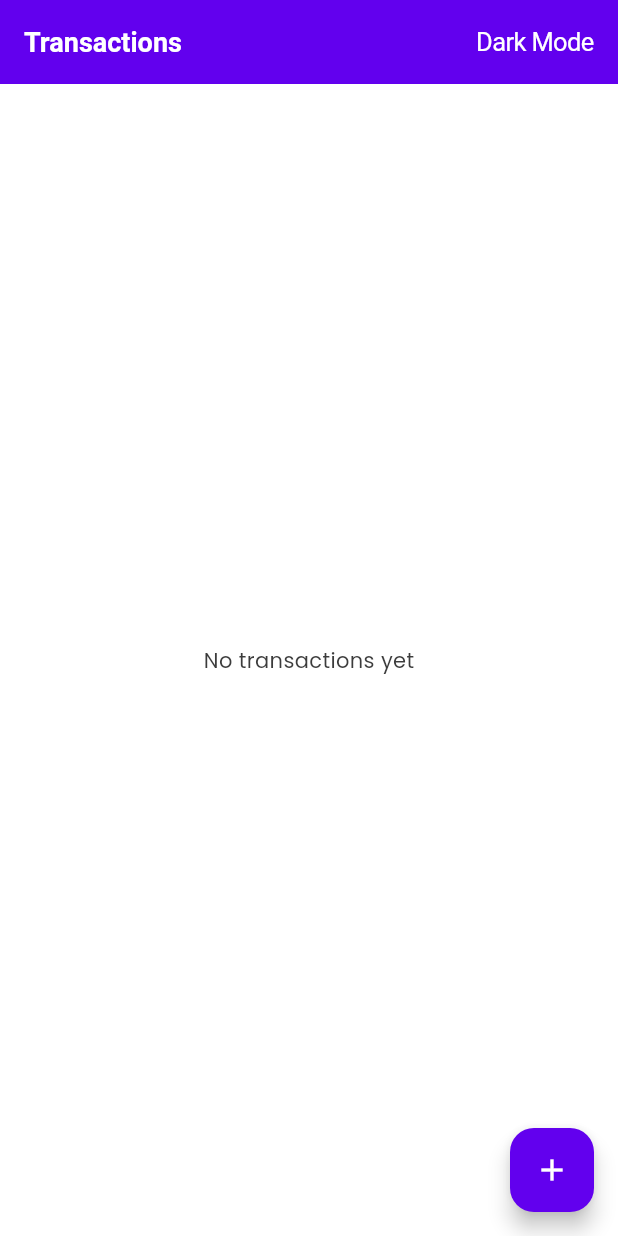
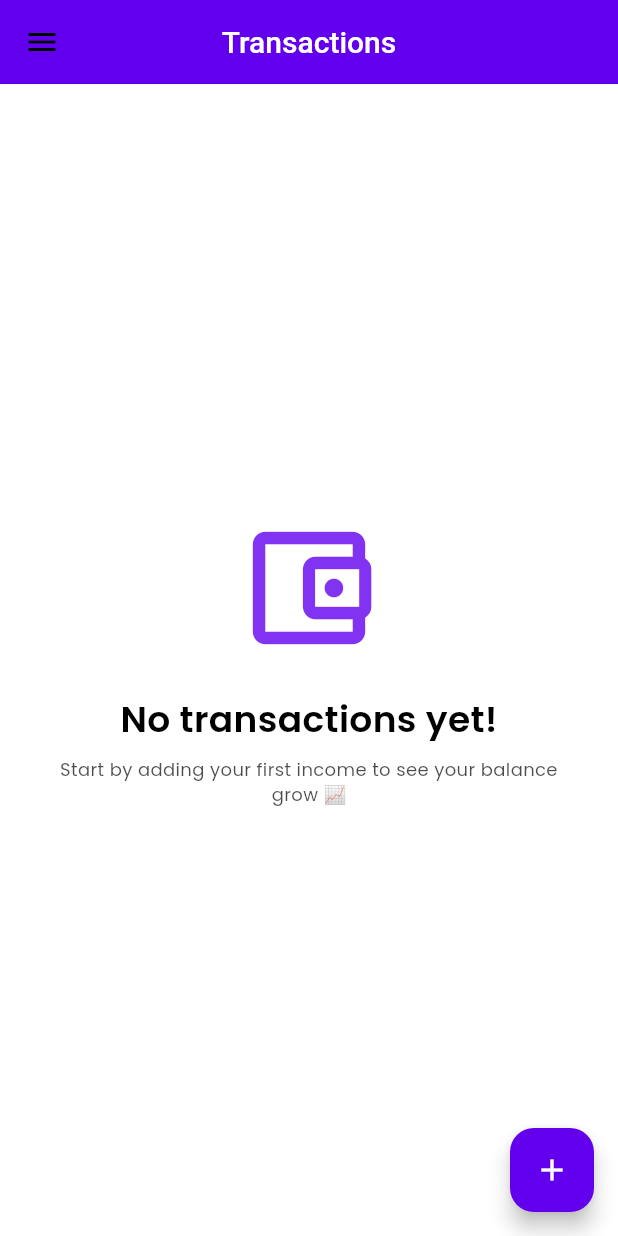
Before and after one commit to Umer-Ahsan/kuvaka_expense_tracker, a Flutter app: the screen it shows after launch, on a phone screen of 412 x 824 dp. Run offline on Flutter 3.47's test engine with Material 3 defaults, Android fonts, the light colour scheme and no system bars; our stand-ins replace device_preview, flutter_slidable, hive, hive_flutter, syncfusion_flutter_charts; accounts and stored records are empty.

Commit message:
Feat:Added undo functionality, and some ui enhancements, added custom button, textfield, and styles

```diff
--- /dev/null
+++ b/lib/constants/styles.dart
@@ -0,0 +1,64 @@
+import 'package:flutter/material.dart';
+
+class AppStyles {
+  static const TextStyle f10w300 = TextStyle(
+    fontSize: 10,
+    fontWeight: FontWeight.w300,
+  );
+  static const TextStyle f12w400 = TextStyle(
+    fontSize: 12,
+    fontWeight: FontWeight.w400,
+  );
+  static const TextStyle f14w500 = TextStyle(
+    fontSize: 14,
+    fontWeight: FontWeight.w500,
+  );
+  static const TextStyle f14w400 = TextStyle(
+    fontSize: 14,
+    fontWeight: FontWeight.w400,
+  );
+  static const TextStyle f16w400 = TextStyle(
+    fontSize: 16,
+    fontWeight: FontWeight.w400,
+  );
+  static const TextStyle f16w600 = TextStyle(
+    fontSize: 16,
+    fontWeight: FontWeight.w600,
+  );
+  static const TextStyle f18w400 = TextStyle(
+    fontSize: 18,
+    fontWeight: FontWeight.w400,
+  );
+  static const TextStyle f20w600 = TextStyle(
+    fontSize: 20,
+    fontWeight: FontWeight.w600,
+  );
+  static const TextStyle f20w500 = TextStyle(
+    fontSize: 20,
+    fontWeight: FontWeight.w500,
+  );
+  static const TextStyle f20w400 = TextStyle(
+    fontSize: 20,
+    fontWeight: FontWeight.w400,
+  );
+  static const TextStyle f24w400 = TextStyle(
+    fontSize: 24,
+    fontWeight: FontWeight.w400,
+  );
+  static const TextStyle f24w500 = TextStyle(
+    fontSize: 24,
+    fontWeight: FontWeight.w500,
+  );
+  static const TextStyle f24w600 = TextStyle(
+    fontSize: 24,
+    fontWeight: FontWeight.w600,
+  );
+  static const TextStyle f32w500 = TextStyle(
+    fontSize: 32,
+    fontWeight: FontWeight.w500,
+  );
+  static const TextStyle f40w700 = TextStyle(
+    fontSize: 40,
+    fontWeight: FontWeight.w700,
+  );
+}
--- a/lib/constants/themes.dart
+++ b/lib/constants/themes.dart
@@ -8,8 +8,8 @@ class AppThemes {
     onPrimary: Colors.white,
     secondary: AppColors.secondaryColor,
     onSecondary: Colors.white,
-    background: AppColors.backgroundColorLight,
-    onBackground: AppColors.textColorLight,
+    // background: AppColors.backgroundColorLight,
+    // onBackground: AppColors.textColorLight,
     surface: Colors.white,
     onSurface: AppColors.textColorLight,
     error: Colors.red,
@@ -22,8 +22,8 @@ class AppThemes {
     onPrimary: Colors.white,
     secondary: AppColors.secondaryColor,
     onSecondary: Colors.black,
-    background: AppColors.backgroundColorDark,
-    onBackground: AppColors.textColorDark,
+    // background: AppColors.backgroundColorDark,
+    // onBackground: AppColors.textColorDark,
     surface: const Color(0xFF1E1E1E),
     onSurface: AppColors.textColorDark,
     error: Colors.redAccent,
--- a/lib/features/transactions/view/transaction_screen.dart
+++ b/lib/features/transactions/view/transaction_screen.dart
@@ -1,24 +1,33 @@
 import 'package:flutter/cupertino.dart';
 import 'package:flutter/material.dart';
+import 'package:flutter_slidable/flutter_slidable.dart';
+import 'package:kuvaka_expense_tracker/constants/colors.dart';
+import 'package:kuvaka_expense_tracker/constants/styles.dart';
+import 'package:kuvaka_expense_tracker/features/transactions/widgets/no_transaction_widget.dart';
+import 'package:kuvaka_expense_tracker/features/transactions/widgets/transaction_tile_widget.dart';
 import 'package:provider/provider.dart';
 import 'package:syncfusion_flutter_charts/charts.dart';
 import '../model/chart_data_model.dart';
-import '../model/transaction_model.dart';
 import '../viewmodel/transaction_provider.dart';
 import '../widgets/add_transaction_sheet.dart';
 import '../../shared/viewmodel/theme_provider.dart';
 
-class TransactionsScreen extends StatelessWidget {
+class TransactionsScreen extends StatefulWidget {
   const TransactionsScreen({super.key});
+
+  @override
+  State<TransactionsScreen> createState() => _TransactionsScreenState();
+}
+
+class _TransactionsScreenState extends State<TransactionsScreen> {
+  final Set<String> _removingIds = {}; // ✅ define to track deleted items
 
   @override
   Widget build(BuildContext context) {
     final provider = Provider.of<TransactionProvider>(context);
 
-    // Group totals by category (only expenses for chart or both as you prefer)
     final Map<String, double> categoryTotals = {};
     for (var tx in provider.transactions) {
-      // Only consider expenses in chart, or include income if you prefer
       if (tx.type.toLowerCase() == 'expense') {
         categoryTotals[tx.category] =
             (categoryTotals[tx.category] ?? 0) + tx.amount;
@@ -33,47 +42,57 @@ class TransactionsScreen extends StatelessWidget {
     final balance = provider.currentBalance;
 
     return Scaffold(
-      backgroundColor: Theme.of(context).colorScheme.background,
-      appBar: AppBar(
-        backgroundColor: Theme.of(context).primaryColor,
-        title: Row(
+      backgroundColor: Theme.of(context).colorScheme.surface,
+      drawer: Drawer(
+        child: ListView(
+          padding: EdgeInsets.zero,
+          children: [
+            DrawerHeader(
+              decoration: BoxDecoration(
+                color: Theme.of(context).colorScheme.primary,
+              ),
+              child: Text(
+                'Kuvaka Expense Tracker',
+                style: AppStyles.f24w600.copyWith(color: Colors.white),
+              ),
+            ),
+            Padding(
+              padding: const EdgeInsets.symmetric(horizontal: 16.0),
+              child: Row(
                 mainAxisAlignment: MainAxisAlignment.spaceBetween,
                 children: [
-            const Text('Transactions'),
-            CupertinoButton(
-              padding: EdgeInsets.zero,
-              child: Text(
-                Provider.of<ThemeProvider>(context).isDarkMode
-                    ? "Light Mode"
-                    : "Dark Mode",
-                style: const TextStyle(color: Colors.white),
-              ),
-              onPressed: () {
+                  const Text("Dark Mode", style: AppStyles.f16w400),
+                  CupertinoSwitch(
+                    value: Provider.of<ThemeProvider>(context).isDarkMode,
+                    activeTrackColor: Colors.white,
+                    inactiveTrackColor: Colors.grey,
+                    onChanged: (_) {
                       context.read<ThemeProvider>().toggleTheme();
                     },
                   ),
                 ],
               ),
             ),
+          ],
+        ),
+      ),
+      appBar: AppBar(
+        centerTitle: true,
+        backgroundColor: Theme.of(context).colorScheme.primary,
+        title: const Text('Transactions', style: AppStyles.f20w500),
+      ),
       body: provider.transactions.isEmpty
-          ? const Center(child: Text('No transactions yet'))
+          ? const NoTransactionWidget()
           : SingleChildScrollView(
               child: Column(
                 crossAxisAlignment: CrossAxisAlignment.start,
                 children: [
-                  // Top gradient header
+                  // ---------- Top Header with Chart ----------
                   Container(
                     width: double.infinity,
                     height: 300,
                     decoration: BoxDecoration(
-                      gradient: LinearGradient(
-                        colors: [
-                          Theme.of(context).colorScheme.primary,
-                          Theme.of(context).colorScheme.secondary,
-                        ],
-                        begin: Alignment.topLeft,
-                        end: Alignment.bottomRight,
-                      ),
+                      color: Theme.of(context).colorScheme.primary,
                       borderRadius: const BorderRadius.only(
                         bottomLeft: Radius.circular(32),
                         bottomRight: Radius.circular(32),
@@ -89,56 +108,58 @@ class TransactionsScreen extends StatelessWidget {
                         children: [
                           Text(
                             "Hi there 👋",
-                            style: Theme.of(context).textTheme.bodyLarge
-                                ?.copyWith(
+                            style: AppStyles.f20w600.copyWith(
                               color: Colors.white,
-                                  fontSize: 20,
-                                  fontWeight: FontWeight.bold,
                             ),
                           ),
                           const SizedBox(height: 8),
                           Text(
                             "Current Balance",
-                            style: TextStyle(color: Colors.white70),
+                            style: AppStyles.f14w400.copyWith(
+                              color: Colors.white70,
+                            ),
                           ),
                           const SizedBox(height: 6),
                           Text(
                             '\$${balance.toStringAsFixed(2)}',
-                            style: const TextStyle(
+                            style: AppStyles.f32w500.copyWith(
                               color: Colors.white,
-                              fontSize: 28,
-                              fontWeight: FontWeight.bold,
                             ),
                           ),
                           const SizedBox(height: 12),
-                          // Chart area
                           Expanded(
                             child: chartData.isEmpty
-                                ? const Center(
+                                ? Center(
                                     child: Text(
-                                      'Add expenses to see breakdown',
-                                      style: TextStyle(color: Colors.white70),
+                                      'Add expenses to see breakdown graph',
+                                      style: AppStyles.f14w400.copyWith(
+                                        color: Colors.white,
+                                      ),
                                     ),
                                   )
                                 : SingleChildScrollView(
                                     scrollDirection: Axis.horizontal,
                                     child: SizedBox(
-                                      width:
-                                          chartData.length *
-                                          90, // controls scroll width dynamically
+                                      width: chartData.length * 90,
                                       child: SfCartesianChart(
                                         plotAreaBorderWidth: 0,
                                         primaryXAxis: CategoryAxis(
                                           axisLine: const AxisLine(width: 0),
+                                          majorGridLines: const MajorGridLines(
+                                            width: 0,
+                                          ),
+                                          majorTickLines: const MajorTickLines(
+                                            width: 0,
+                                          ),
                                           labelStyle: const TextStyle(
                                             color: Colors.white70,
                                           ),
-                                          labelRotation:
-                                              0, // keep text horizontal
-                                          interval: 1, // show every label
+                                          labelRotation: 0,
+                                          interval: 1,
                                         ),
                                         primaryYAxis: NumericAxis(
                                           isVisible: false,
+                                          axisLine: const AxisLine(width: 0),
                                         ),
                                         series: <CartesianSeries>[
                                           ColumnSeries<ChartData, String>(
@@ -150,7 +171,7 @@ class TransactionsScreen extends StatelessWidget {
                                             borderRadius: BorderRadius.circular(
                                               8,
                                             ),
-                                            width: 0.6,
+                                            width: 0.4,
                                             spacing: 0.3,
                                             color: Colors.white.withOpacity(
                                               0.95,
@@ -166,10 +187,8 @@ class TransactionsScreen extends StatelessWidget {
                       ),
                     ),
                   ),
-
                   const SizedBox(height: 20),
-
-                  // Summary card
+                  // ---------- Summary Card ----------
                   Padding(
                     padding: const EdgeInsets.symmetric(horizontal: 20),
                     child: Container(
@@ -192,15 +211,15 @@ class TransactionsScreen extends StatelessWidget {
                             children: [
                               const Text(
                                 "Total Spending",
-                                style: TextStyle(fontWeight: FontWeight.w600),
+                                style: AppStyles.f14w500,
                               ),
                               const SizedBox(height: 4),
                               Text(
                                 "\$${totalSpending.toStringAsFixed(2)}",
-                                style: Theme.of(context).textTheme.bodyLarge
-                                    ?.copyWith(
-                                      fontSize: 18,
-                                      fontWeight: FontWeight.bold,
+                                style: AppStyles.f20w600.copyWith(
+                                  color: Theme.of(
+                                    context,
+                                  ).colorScheme.onSurface,
                                 ),
                               ),
                             ],
@@ -213,59 +232,72 @@ class TransactionsScreen extends StatelessWidget {
                       ),
                     ),
                   ),
-
                   const SizedBox(height: 20),
-
-                  // Recent Transactions heading
+                  // ---------- Recent Transactions ----------
                   Padding(
                     padding: const EdgeInsets.symmetric(horizontal: 20),
                     child: Text(
                       "Recent Transactions",
-                      style: Theme.of(context).textTheme.bodyLarge?.copyWith(
-                        fontWeight: FontWeight.bold,
+                      style: AppStyles.f20w500.copyWith(
+                        color: Theme.of(context).colorScheme.onSurface,
                       ),
                     ),
                   ),
-
-                  const SizedBox(height: 8),
-
-                  // transactions list
-                  ListView.builder(
+                  const SizedBox(height: 10),
+                  // ---------- Transactions List ----------
+                  ListView.separated(
                     shrinkWrap: true,
                     physics: const NeverScrollableScrollPhysics(),
+                    padding: const EdgeInsets.symmetric(horizontal: 20),
                     itemCount: provider.transactions.length,
+                    separatorBuilder: (_, __) => const SizedBox(height: 12),
                     itemBuilder: (context, index) {
                       final tx = provider.transactions[index];
-                      return ListTile(
-                        leading: tx.type.toLowerCase() == 'income'
-                            ? const Icon(
-                                Icons.arrow_downward,
-                                color: Colors.green,
-                              )
-                            : const Icon(Icons.arrow_upward, color: Colors.red),
-                        title: Text(tx.description),
-                        subtitle: Text(tx.category),
-                        trailing: Row(
-                          mainAxisSize: MainAxisSize.min,
-                          mainAxisAlignment: MainAxisAlignment.end,
+
+                      return Slidable(
+                        key: ValueKey(tx.id),
+                        endActionPane: ActionPane(
+                          motion: const BehindMotion(),
+                          extentRatio: 0.25,
                           children: [
-                            Text(
-                              '\$${tx.amount.toStringAsFixed(2)}',
-                              style: TextStyle(
-                                color: Theme.of(context).colorScheme.primary,
-                                fontWeight: FontWeight.bold,
+                            CustomSlidableAction(
+                              onPressed: (_) async {
+                                final deletedTx = tx;
+                                await provider.deleteTransaction(tx.id);
+                                if (!context.mounted) return;
+                                ScaffoldMessenger.of(context).showSnackBar(
+                                  SnackBar(
+                                    content: const Text(
+                                      "Transaction deleted",
+                                      style: TextStyle(color: Colors.white),
+                                    ),
+                                    backgroundColor: AppColors.primaryColor,
+                                    behavior: SnackBarBehavior.floating,
+                                    duration: const Duration(seconds: 5),
+                                    action: SnackBarAction(
+                                      label: 'Undo',
+                                      textColor: Colors.white,
+                                      onPressed: () async {
+                                        await provider.addTransaction(
+                                          deletedTx,
+                                        );
+                                      },
                                     ),
                                   ),
-                            IconButton(
-                              icon: const Icon(Icons.delete, color: Colors.red),
-                              onPressed: () async {
-                                await provider.deleteTransaction(tx.id);
+                                );
                               },
+                              backgroundColor: Colors.redAccent,
+                              borderRadius: BorderRadius.circular(16),
+                              child: const Icon(
+                                Icons.delete,
+                                color: Colors.white,
+                              ),
                             ),
                           ],
                         ),
+                        child: TransactionTile(
+                          tx: tx,
                           onTap: () {
-                          // optional: open edit sheet
                             showModalBottomSheet(
                               context: context,
                               isScrollControlled: true,
@@ -277,9 +309,11 @@ class TransactionsScreen extends StatelessWidget {
                               ),
                             );
                           },
+                        ),
                       );
                     },
                   ),
+
                   const SizedBox(height: 30),
                 ],
               ),
--- /dev/null
+++ b/lib/features/transactions/widgets/no_transaction_widget.dart
@@ -0,0 +1,40 @@
+import 'package:flutter/material.dart';
+import 'package:kuvaka_expense_tracker/constants/styles.dart';
+
+class NoTransactionWidget extends StatelessWidget {
+  const NoTransactionWidget({super.key});
+
+  @override
+  Widget build(BuildContext context) {
+    return Center(
+      child: Padding(
+        padding: const EdgeInsets.all(24.0),
+        child: Column(
+          mainAxisAlignment: MainAxisAlignment.center,
+          children: [
+            Icon(
+              Icons.account_balance_wallet_outlined,
+              size: 100,
+              color: Theme.of(context).colorScheme.primary.withOpacity(0.8),
+            ),
+            const SizedBox(height: 20),
+            Text(
+              "No transactions yet!",
+              style: AppStyles.f24w600.copyWith(
+                color: Theme.of(context).colorScheme.onSurface,
+              ),
+            ),
+            const SizedBox(height: 8),
+            Text(
+              "Start by adding your first income to see your balance grow 📈",
+              textAlign: TextAlign.center,
+              style: AppStyles.f12w400.copyWith(
+                color: Theme.of(context).colorScheme.onSurface.withOpacity(0.7),
+              ),
+            ),
+          ],
+        ),
+      ),
+    );
+  }
+}
--- a/pubspec.yaml
+++ b/pubspec.yaml
@@ -42,6 +42,7 @@ dependencies:
   uuid: ^4.5.2
   syncfusion_flutter_charts: ^31.2.5
   device_preview: ^1.3.1
+  flutter_slidable: ^4.0.3
 
 dev_dependencies:
   flutter_test:
```
Also changed, not shown: lib/features/shared/view/widgets/custom_button_widget.dart (added, +67 -0 lines), lib/features/transactions/widgets/add_transaction_sheet.dart (+109 -42 lines), lib/features/transactions/widgets/custom_textformfield.dart (added, +91 -0 lines), lib/features/transactions/widgets/transaction_tile_widget.dart (added, +85 -0 lines), pubspec.lock. Lines whose indentation alone changed are shown as unchanged.
